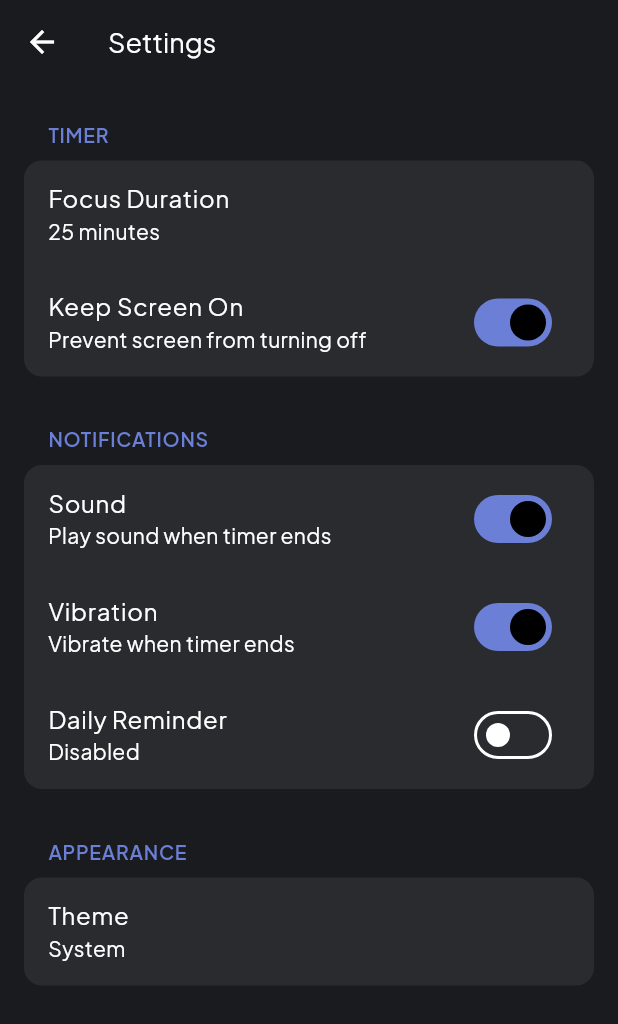
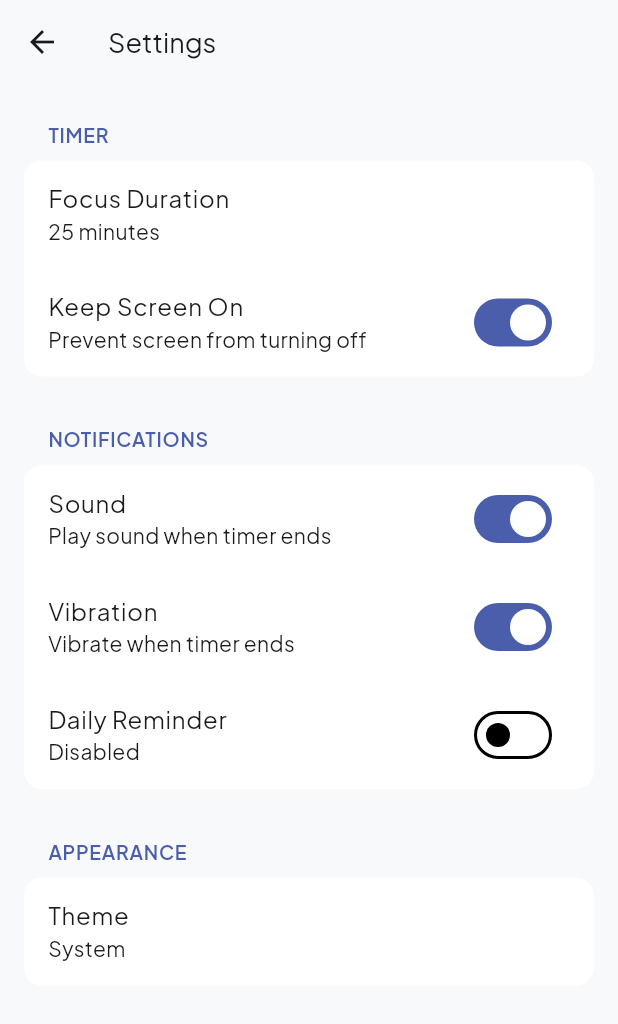
Before and after one commit to Rajdeep-Das/focal.app, a Flutter app: the screen it shows after launch, after a tap on the "settings" icon, on a phone screen of 412 x 824 dp. Shown: the top 1024 px of the screen. Run offline on Flutter 3.47's test engine with Material 3 defaults, Android fonts, the light colour scheme and no system bars; our stand-ins replace fl_chart, flutter_local_notifications, google_fonts, hive, hive_flutter, shared_preferences; accounts and stored records are empty.

Commit message:
Added Theme Settings

```diff
--- a/lib/main.dart
+++ b/lib/main.dart
@@ -63,10 +63,22 @@ class FocalApp extends StatelessWidget {
 
   @override
   Widget build(BuildContext context) {
-    return MaterialApp(
-      title: 'Focal',
-      theme: AppTheme.darkTheme,
-      home: const HomeScreen(),
+    return Consumer<SettingsProvider>(
+      builder: (context, settings, _) {
+        final themeMode = switch (settings.settings.theme) {
+          'dark' => ThemeMode.dark,
+          'light' => ThemeMode.light,
+          _ => ThemeMode.system,
+        };
+
+        return MaterialApp(
+          title: 'Focal',
+          themeMode: themeMode,
+          theme: AppTheme.lightTheme,
+          darkTheme: AppTheme.darkTheme,
+          home: const HomeScreen(),
+        );
+      },
     );
   }
 }
```
